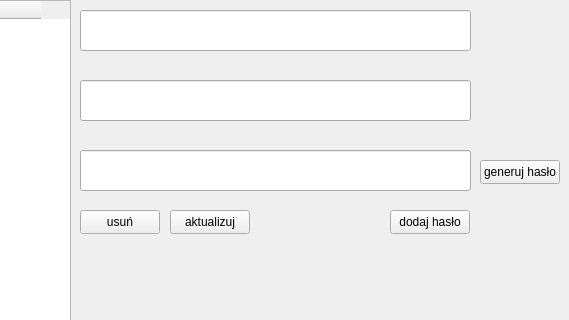
Before: the Qt Designer form mainwindow.ui in Juba444/menager, drawn with Qt 5; both pictures show x 650 to 1219 and y 0 to 320 of the 1219 by 690 pixel window.
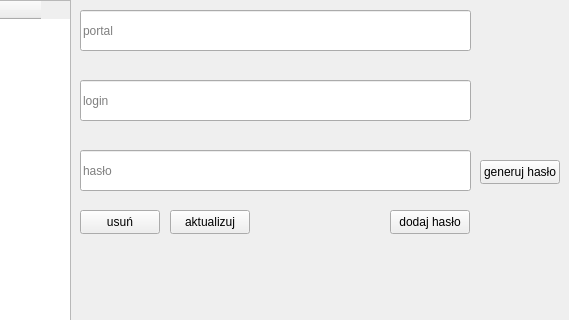
After: the same form once the commit is applied.

```diff
--- a/mainwindow.ui
+++ b/mainwindow.ui
@@ -23,6 +23,9 @@
       <height>41</height>
      </rect>
     </property>
+    <property name="placeholderText">
+     <string>portal</string>
+    </property>
    </widget>
    <widget class="QLineEdit" name="loginEdit">
     <property name="geometry">
@@ -33,6 +36,9 @@
       <height>41</height>
      </rect>
     </property>
+    <property name="placeholderText">
+     <string>login</string>
+    </property>
    </widget>
    <widget class="QLineEdit" name="passwordEdit">
     <property name="geometry">
@@ -43,6 +49,9 @@
       <height>41</height>
      </rect>
     </property>
+    <property name="placeholderText">
+     <string>hasło</string>
+    </property>
    </widget>
    <widget class="QPushButton" name="generateButton">
     <property name="geometry">
```
Left out of the diff: 2 changed lines with no effect on the pictures.
